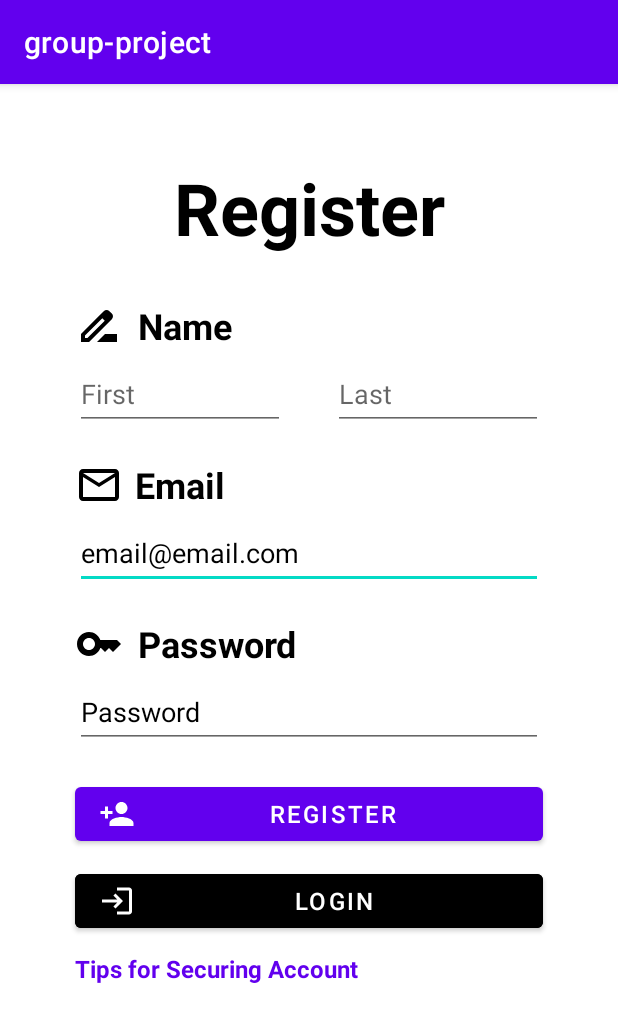
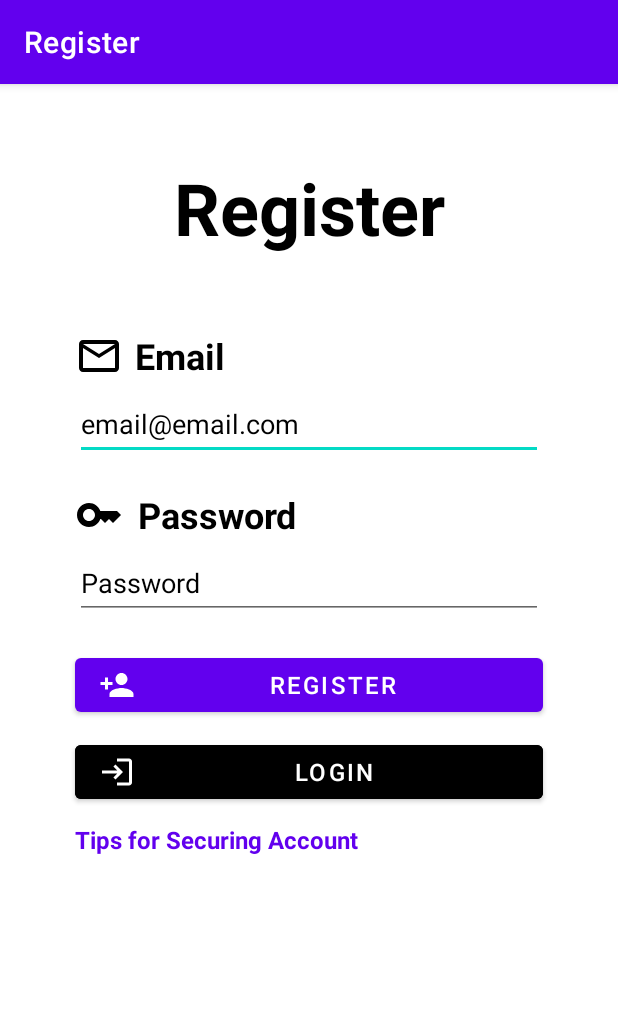
Before and after one commit to CianHerlo/group-project-y3, an Android app: the screen it shows after launch (Register), on a phone screen of 412 x 824 dp. Shown: the top 1022 px of the screen. Run offline under Robolectric (Android 15) with nearby library versions, the phone set to English and light mode, and no system bars; our stand-ins replace Firebase (no records; nobody signed in at launch, a user with empty details on screens opened directly).

Commit message:
Login and Register system working with Firebase

```diff
--- a/app/src/main/java/com/example/group_project/Register.java
+++ b/app/src/main/java/com/example/group_project/Register.java
@@ -14,7 +14,7 @@ import com.google.firebase.auth.FirebaseAuth;
 
 public class Register extends AppCompatActivity {
 
-    EditText fnameField, lnameField, emailField, passwordField;
+    EditText emailField, passwordField;
     Button registerBTN, loginTransferBTN;
     FirebaseAuth fireAuth;
 
@@ -24,8 +24,6 @@ public class Register extends AppCompatActivity {
         setContentView(R.layout.activity_register);
 
         // Variables directed to buttons and text fields
-        fnameField = findViewById(R.id.fnameInputRegister);          // First Name Text Input
-        lnameField = findViewById(R.id.lnameInputRegister);          // Last Name Text Input
         emailField = findViewById(R.id.emailInputRegister);          // Email Text Input
         passwordField = findViewById(R.id.passwordInputRegister);    // Password Input
         registerBTN = findViewById(R.id.registerBTN);                // Register Button
@@ -42,12 +40,9 @@ public class Register extends AppCompatActivity {
         registerBTN.setOnClickListener(new View.OnClickListener() {
             @Override
             public void onClick(View v) {
-                String fname = fnameField.getText().toString().trim();
-                String lname = lnameField.getText().toString().trim();
                 String email = emailField.getText().toString().trim();
                 String password = passwordField.getText().toString().trim();
 
-                if (fname == null || lname == null || email == null || password == null) {
                 if (TextUtils.isEmpty(email)) {
                     emailField.setError("Email is Required.");
                     return;
@@ -56,11 +51,11 @@ public class Register extends AppCompatActivity {
                     passwordField.setError("Password is Required.");
                     return;
                 }
-                    if (password.length() < 7) {
-                        passwordField.setError("Minimum 7 Characters for Password");
+                if (password.length() < 6) {
+                    passwordField.setError("Minimum 6 Characters for Password");
                     return;
                 }
-                }
+
                 fireAuth.createUserWithEmailAndPassword(email, password).addOnCompleteListener(task -> {
                     if (task.isSuccessful()) {
                         Toast.makeText(Register.this, "User Registered", Toast.LENGTH_SHORT).show();
@@ -72,6 +67,9 @@ public class Register extends AppCompatActivity {
             }
         });
 
-
+        loginTransferBTN.setOnClickListener(v -> {
+            startActivity(new Intent(getApplicationContext(), Login.class));
+            finish();
+        });
     }
 }
--- /dev/null
+++ b/app/src/main/res/drawable/ic_logout.xml
@@ -0,0 +1,5 @@
+<vector android:autoMirrored="true" android:height="32dp"
+    android:tint="#000000" android:viewportHeight="24"
+    android:viewportWidth="24" android:width="32dp" xmlns:android="http://schemas.android.com/apk/res/android">
+    <path android:fillColor="@android:color/white" android:pathData="M17,7l-1.41,1.41L18.17,11H8v2h10.17l-2.58,2.58L17,17l5,-5zM4,5h8V3H4c-1.1,0 -2,0.9 -2,2v14c0,1.1 0.9,2 2,2h8v-2H4V5z"/>
+</vector>
--- a/app/src/main/res/layout/activity_register.xml
+++ b/app/src/main/res/layout/activity_register.xml
@@ -24,12 +24,10 @@
         android:layout_width="32dp"
         android:layout_height="32dp"
         android:layout_marginStart="50dp"
-        android:layout_marginTop="20dp"
         android:layout_marginBottom="5dp"
         android:background="@color/white"
         app:layout_constraintBottom_toTopOf="@+id/emailInputRegister"
         app:layout_constraintStart_toStartOf="parent"
-        app:layout_constraintTop_toBottomOf="@+id/fnameInputRegister"
         app:srcCompat="@drawable/ic_email" />
 
     <TextView
@@ -37,25 +35,12 @@
         android:layout_width="wrap_content"
         android:layout_height="wrap_content"
         android:layout_marginStart="8dp"
-        android:layout_marginTop="20dp"
+        android:layout_marginTop="50dp"
         android:text="@string/email_label"
         android:textColor="?android:attr/colorForeground"
         android:textSize="24sp"
         android:textStyle="bold"
         app:layout_constraintStart_toEndOf="@+id/emailImage"
-        app:layout_constraintTop_toBottomOf="@+id/fnameInputRegister" />
-
-    <TextView
-        android:id="@+id/nameLabel"
-        android:layout_width="wrap_content"
-        android:layout_height="wrap_content"
-        android:layout_marginStart="10dp"
-        android:layout_marginTop="30dp"
-        android:text="@string/name_label"
-        android:textColor="?android:attr/colorForeground"
-        android:textSize="24sp"
-        android:textStyle="bold"
-        app:layout_constraintStart_toEndOf="@+id/imageView10"
         app:layout_constraintTop_toBottomOf="@+id/loginTitle3" />
 
     <EditText
@@ -171,45 +156,4 @@
         app:layout_constraintStart_toStartOf="parent"
         app:layout_constraintTop_toTopOf="parent" />
 
-    <EditText
-        android:id="@+id/fnameInputRegister"
-        android:layout_width="140dp"
-        android:layout_height="wrap_content"
-        android:layout_marginStart="50dp"
-        android:layout_marginTop="5dp"
-        android:autofillHints="@string/fname"
-        android:ems="10"
-        android:hint="@string/fname"
-        android:inputType="textPersonName"
-        android:minHeight="48dp"
-        app:layout_constraintStart_toStartOf="parent"
-        app:layout_constraintTop_toBottomOf="@+id/nameLabel" />
-
-    <EditText
-        android:id="@+id/lnameInputRegister"
-        android:layout_width="140dp"
-        android:layout_height="wrap_content"
-        android:layout_marginEnd="50dp"
-        android:layout_marginBottom="20dp"
-        android:autofillHints="@string/lname"
-        android:ems="10"
-        android:hint="@string/lname"
-        android:inputType="textPersonName"
-        android:minHeight="48dp"
-        app:layout_constraintBottom_toTopOf="@+id/emailLabel"
-        app:layout_constraintEnd_toEndOf="parent" />
-
-    <ImageView
-        android:id="@+id/imageView10"
-        android:layout_width="32dp"
-        android:layout_height="32dp"
-        android:layout_marginStart="50dp"
-        android:layout_marginTop="30dp"
-        android:layout_marginBottom="5dp"
-        app:layout_constraintBottom_toTopOf="@+id/fnameInputRegister"
-        app:layout_constraintStart_toStartOf="parent"
-        app:layout_constraintTop_toBottomOf="@+id/loginTitle3"
-        app:layout_constraintVertical_bias="1.0"
-        app:srcCompat="@drawable/ic_pen" />
-
 </androidx.constraintlayout.widget.ConstraintLayout>
--- a/app/src/main/res/menu/activity_main_drawer.xml
+++ b/app/src/main/res/menu/activity_main_drawer.xml
@@ -3,6 +3,10 @@
     xmlns:tools="http://schemas.android.com/tools"
     tools:showIn="navigation_view">
 
+    <item
+        android:id="@+id/nav_logout"
+        android:icon="@drawable/ic_logout"
+        android:title="@string/logout" />
     <group android:checkableBehavior="single">
         <item
             android:id="@+id/navigation"
--- a/app/src/main/res/values/strings.xml
+++ b/app/src/main/res/values/strings.xml
@@ -24,6 +24,7 @@
     <string name="password_label">Password</string>
     <string name="password_hint">Password</string>
     <string name="login">Login</string>
+    <string name="logout">Log Out</string>
     <string name="register">Register</string>
     <string name="forgot_password">Forgot password?</string>
     <string name="secure_password">Tips for Securing Account</string>
```
Also changed, not shown: app/src/main/AndroidManifest.xml (+9 -3 lines), app/src/main/java/com/example/group_project/Login.java (+67 -2 lines), app/src/main/java/com/example/group_project/MainActivity.java (+16 -6 lines), app/src/main/res/layout/nav_header_main.xml (+3 -9 lines). Lines whose indentation alone changed are shown as unchanged.
